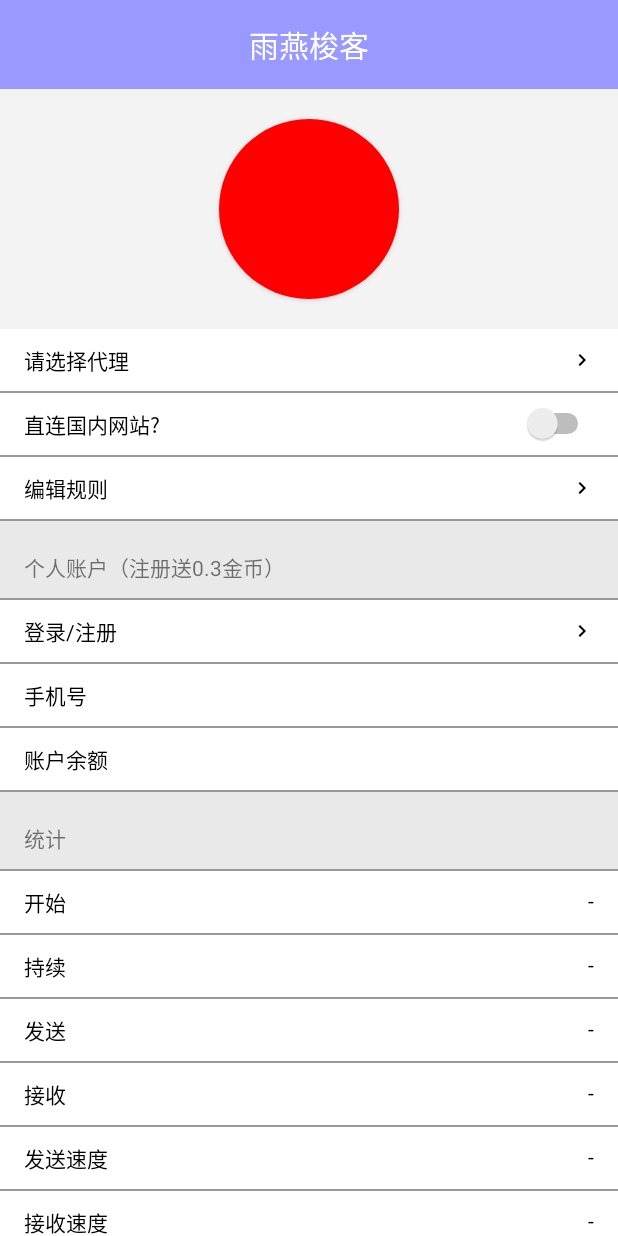
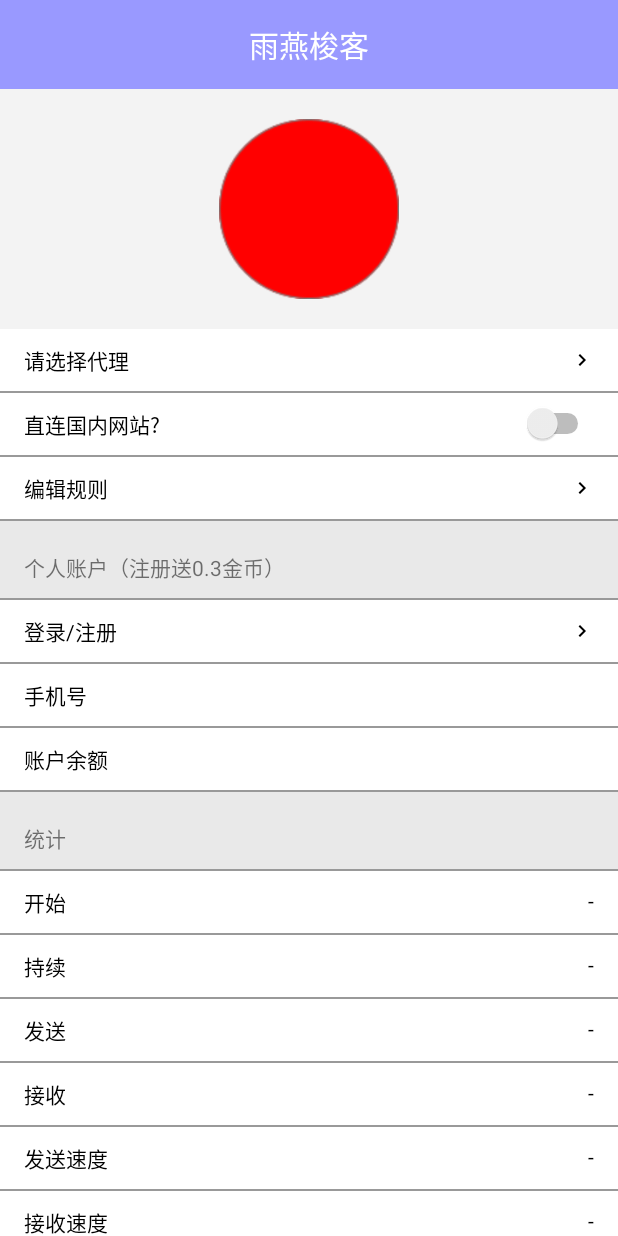
Before and after one commit to jackyflame/Yysk_jty2018, an Android app: the layout fragment_home.xml on its own in the app's theme, with its tools: preview values and no code run, on a phone screen of 412 x 824 dp. Run offline under Robolectric (Android 15) with nearby library versions, the phone set to English and light mode, and no system bars; plain views replace ClassicsHeader, SmartRefreshLayout.

Commit message:
更新首页UI；

```diff
--- /dev/null
+++ b/app/src/main/res/drawable/ic_button_off.xml
@@ -0,0 +1,5 @@
+<?xml version="1.0" encoding="utf-8"?>
+<selector xmlns:android="http://schemas.android.com/apk/res/android">
+    <item android:state_pressed="false" android:drawable="@mipmap/ic_tun_off"/>
+    <item android:state_pressed="true" android:drawable="@mipmap/ic_tun_on"/>
+</selector>
--- /dev/null
+++ b/app/src/main/res/drawable/ic_button_on.xml
@@ -0,0 +1,5 @@
+<?xml version="1.0" encoding="utf-8"?>
+<selector xmlns:android="http://schemas.android.com/apk/res/android">
+    <item android:state_pressed="false" android:drawable="@mipmap/ic_tun_on"/>
+    <item android:state_pressed="true" android:drawable="@mipmap/ic_tun_off"/>
+</selector>
--- a/app/src/main/res/drawable/vpn_button_off.xml
+++ b/app/src/main/res/drawable/vpn_button_off.xml
@@ -1,14 +1,5 @@
 <?xml version="1.0" encoding="utf-8"?>
 <selector xmlns:android="http://schemas.android.com/apk/res/android">
-    <item android:state_pressed="false">
-        <shape android:shape="oval">
-            <solid android:color="#ff0000"/>
-        </shape>
-    </item>
-    <item android:state_pressed="true">
-        <shape android:shape="oval">
-            <solid android:color="#008000"/>
-        </shape>
-    </item>
-
+    <item android:state_pressed="false" android:drawable="@drawable/bg_switch_off"/>
+    <item android:state_pressed="true" android:drawable="@drawable/bg_switch_on"/>
 </selector>
--- a/app/src/main/res/values/colors.xml
+++ b/app/src/main/res/values/colors.xml
@@ -17,7 +17,7 @@
     <color name="secondary_text">#757575</color>
     <color name="icons">#FFFFFF</color>
     <color name="divider">#BDBDBD</color>
-    <color name="blue">#199ed8</color>
+    <color name="blue">#1296db</color>
     <color name="black">#212121</color>
 
     <color name="btn_orange">#ffa703</color>
```
Also changed, not shown: app/src/main/res/drawable/btn_blue_solid_border.xml (added, +8 -0 lines), app/src/main/res/drawable/vpn_button_on.xml (+2 -11 lines), app/src/main/res/drawable/bg_switch_off.png (added), app/src/main/res/drawable/bg_switch_on.png (added), app/src/main/res/mipmap-xxhdpi/bg_switch_white.png (added), app/src/main/res/mipmap-xxhdpi/ic_share.png (added), app/src/main/res/mipmap-xxhdpi/ic_tun_off.png (added), app/src/main/res/mipmap-xxhdpi/ic_tun_on.png (added), app/src/main/res/mipmap-xxhdpi/ic_vilable_time.png (added), app/src/main/res/mipmap-xxhdpi/ic_vpn_lines.png (added), 2 other files.
